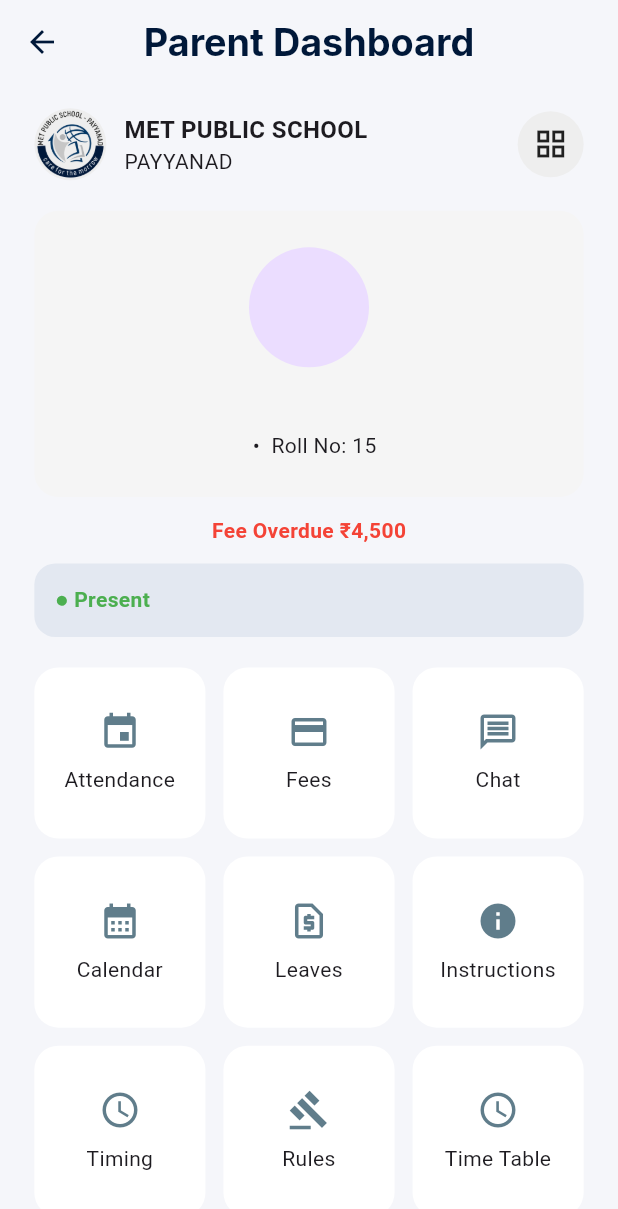
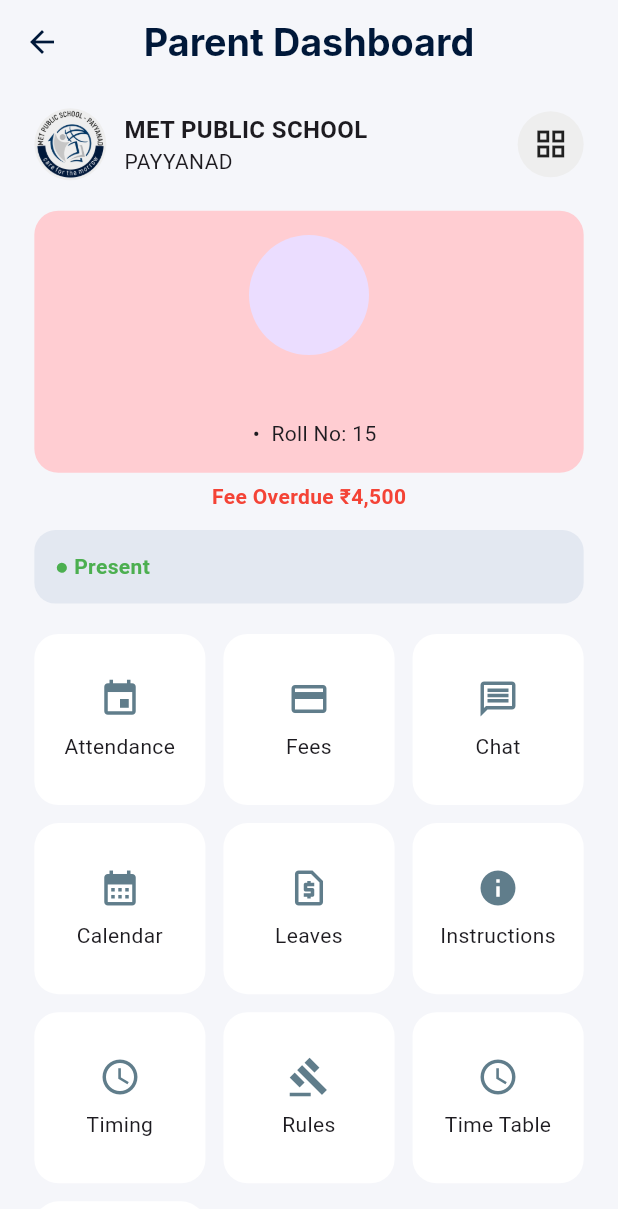
Before and after one commit to Ameenyasircm/metschooldairyapp, a Flutter app: the ParentHomeScreen screen opened directly with empty values, on a phone screen of 412 x 824 dp. Shown: the top 1209 px of the screen. Run offline on Flutter 3.47's test engine with Material 3 defaults, Android fonts, the phone set to English and light mode, and no system bars; our stand-ins replace cloud_firestore, file_picker, firebase_auth, firebase_core, firebase_database, firebase_messaging and 8 more; missing offline and left inert: cloudinary_public, syncfusion_flutter_pdfviewer; accounts and stored records are empty; project files that could hold a hidden picture were left out; key blocks and very long unbroken strings in the code were emptied for the run.

```diff
--- a/lib/features/modules/parent/views/parent_home.dart
+++ b/lib/features/modules/parent/views/parent_home.dart
@@ -95,7 +95,6 @@ class _ParentHomeScreenState extends State<ParentHomeScreen> {
                 icon: Icons.notifications_none_outlined,
                 iconColor: AppColors.primary,
                 onTap: () {
-                  print("kmjbjgbijibntin$parentId");
                   callNext(ParentNotificationScreen(parentId: parentId??''), context);
                 },
               ),
@@ -166,9 +165,10 @@ class _ParentHomeScreenState extends State<ParentHomeScreen> {
                 /// 🎯 STUDENT CARD (UPDATED STYLE)
                 Container(
                   width: double.infinity,
-                  padding: AppPadding.pL,
+                  padding: AppPadding.pM,
                   decoration: BoxDecoration(
-                    color: Colors.grey.shade100,
+                    // color: Colors.grey.shade100,
+                    color: Colors.red.shade100,
                     borderRadius: AppRadius.radiusL,
                   ),
                   child: Column(
@@ -190,7 +190,7 @@ class _ParentHomeScreenState extends State<ParentHomeScreen> {
                   ),
                 ),
 
-                AppSpacing.h12,
+                AppSpacing.h6,
 
                 /// 🔴 Fee
                 const Center(
```
